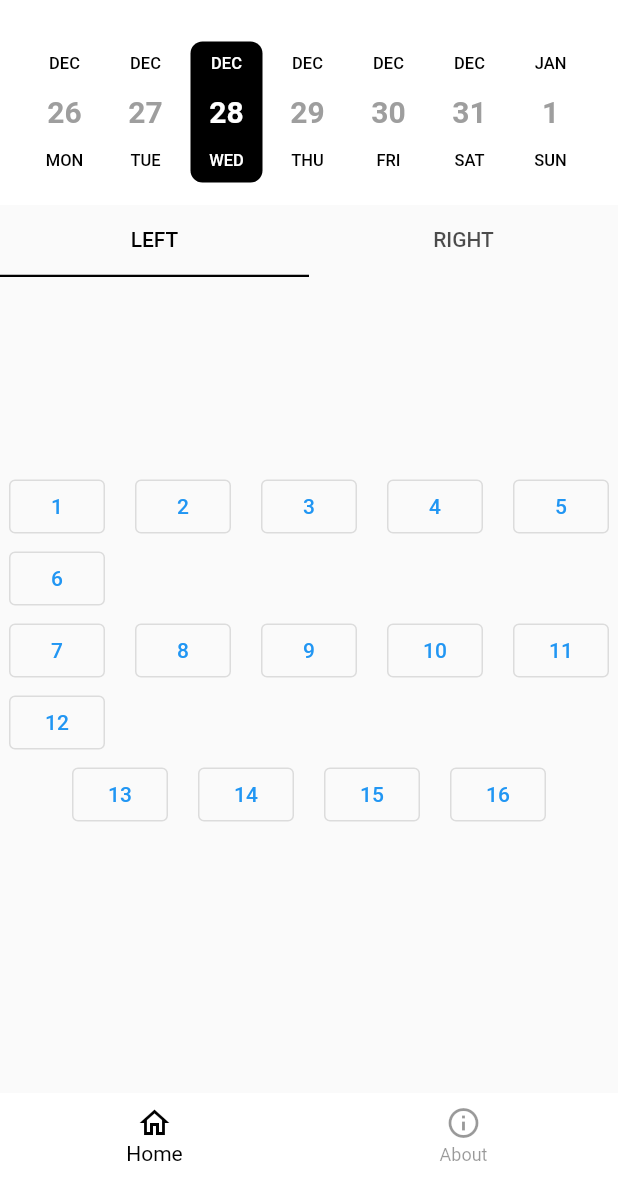
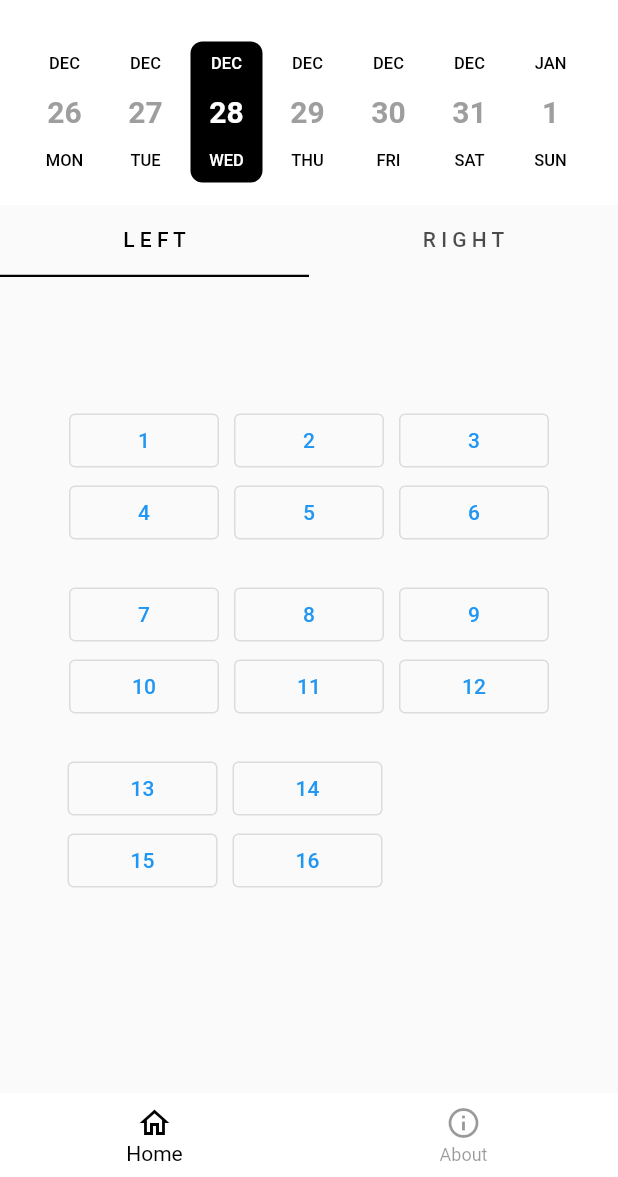
Before and after one commit to JooYoo/flutter-notMyDesk, a Flutter app: the screen it shows after launch, on a phone screen of 412 x 824 dp, the part 59-1236 px from its top. Run offline on Flutter 3.47's test engine with Material 2 defaults, Android fonts, the phone set to English and light mode, and no system bars; drawn by our look-alikes of date_picker_timeline.

Commit message:
style: rendering seats for both rooms

```diff
--- a/lib/pages/home_page.dart
+++ b/lib/pages/home_page.dart
@@ -1,10 +1,8 @@
 import 'package:flutter/material.dart';
-import 'package:flutter_not_my_desk/models/Seat.dart';
 import 'package:flutter_not_my_desk/services/seat_manager.dart';
 import 'package:flutter_not_my_desk/widgets/datepicker_weekly.dart';
-import 'package:flutter_not_my_desk/widgets/seat_group_widget.dart';
-import '../models/Floor.dart';
-import '../widgets/seat_widget.dart';
+import 'package:flutter_not_my_desk/widgets/room_widget.dart';
+import 'package:flutter_not_my_desk/models/Floor.dart';
 import 'dart:developer';
 
 class HomePage extends StatefulWidget {
@@ -30,19 +28,11 @@ class _HomePageState extends State<HomePage> {
     });
   }
 
-  // current-room-seat-groups
-  late List<List<Seat>> currentRoomSeatGroups;
-
   @override
   void initState() {
     super.initState();
     // init selected-room-side: left
     selectedRoomSide = RoomSide.left;
-
-    // init room-seat-groups
-    currentRoomSeatGroups =
-        renderSeatGroupsForOneRoom(widget.selectedFloor, selectedRoomSide);
-    inspect(currentRoomSeatGroups);
   }
 
   @override
@@ -70,8 +60,8 @@ class _HomePageState extends State<HomePage> {
               ),
             ),
             tabs: const [
-              Tab(text: 'LEFT'),
-              Tab(text: 'RIGHT'),
+              Tab(text: 'L E F T'),
+              Tab(text: 'R I G H T'),
             ],
             onTap: (index) {
               switchRoomSide(index);
@@ -82,21 +72,15 @@ class _HomePageState extends State<HomePage> {
             child: TabBarView(
               children: [
                 // left-room
-                Center(
-                  child: Wrap(
-                    direction: Axis.horizontal,
-                    alignment: WrapAlignment.start,
-                    spacing: 10,
-                    children: [
-                      // TODO: foreach bottom-sheet-button-group
-                      // for (var seat in leftSeats)
-                      for (var oneGroupSeats in currentRoomSeatGroups)
-                        SeatGroupWidget(seats: oneGroupSeats)
-                    ],
-                  ),
+                RoomWidget(
+                  roomSide: RoomSide.left,
+                  selectedFloor: widget.selectedFloor,
                 ),
                 // right-room
-                Center(child: Text("right seats"))
+                RoomWidget(
+                  roomSide: RoomSide.right,
+                  selectedFloor: widget.selectedFloor,
+                ),
               ],
             ),
           ),
--- /dev/null
+++ b/lib/widgets/room_widget.dart
@@ -0,0 +1,52 @@
+import 'package:flutter/material.dart';
+import 'package:flutter_not_my_desk/models/Floor.dart';
+import 'package:flutter_not_my_desk/models/Seat.dart';
+import 'package:flutter_not_my_desk/services/seat_manager.dart';
+import 'package:flutter_not_my_desk/widgets/seat_group_widget.dart';
+
+class RoomWidget extends StatefulWidget {
+  RoomSide roomSide;
+  Floor selectedFloor;
+
+  RoomWidget({
+    Key? key,
+    required this.roomSide,
+    required this.selectedFloor,
+  }) : super(key: key);
+
+  @override
+  State<RoomWidget> createState() => _RoomWidgetState();
+}
+
+class _RoomWidgetState extends State<RoomWidget> {
+  late List<List<Seat>> currentRoomSeatGroups;
+
+  @override
+  void initState() {
+    super.initState();
+    // init room-seat-groups
+    currentRoomSeatGroups =
+        renderSeatGroupsForOneRoom(widget.selectedFloor, widget.roomSide);
+  }
+
+  @override
+  Widget build(BuildContext context) {
+    return Center(
+      child: Wrap(
+        direction: Axis.horizontal,
+        alignment: widget.roomSide == RoomSide.left
+            ? WrapAlignment.start
+            : WrapAlignment.end,
+        runSpacing: 20,
+        children: [
+          // iterate current-room-seat-groups
+          for (var oneGroupSeats in currentRoomSeatGroups)
+            SizedBox(
+              width: oneGroupSeats.length == 4 ? 300 : double.infinity,
+              child: SeatGroupWidget(seats: oneGroupSeats),
+            )
+        ],
+      ),
+    );
+  }
+}
--- a/lib/widgets/seat_group_widget.dart
+++ b/lib/widgets/seat_group_widget.dart
@@ -22,9 +22,9 @@ class _SeatGroupWidgetState extends State<SeatGroupWidget> {
       child: Wrap(
         direction: Axis.horizontal,
         alignment: WrapAlignment.start,
-        spacing: 20,
+        spacing: 10,
         children: [
-          // TODO: iterate seats of a group
+          // iterate seats of a group
           for (var seat in widget.seats)
             SeatWidget(
               seat: seat,
--- a/lib/widgets/seat_widget.dart
+++ b/lib/widgets/seat_widget.dart
@@ -17,7 +17,9 @@ class SeatWidget extends StatefulWidget {
 class _SeatWidgetState extends State<SeatWidget> {
   @override
   Widget build(BuildContext context) {
-    return OutlinedButton(
+    return SizedBox(
+      width: 100,
+      child: OutlinedButton(
         child: Text(widget.seat.deskNr.toString()),
         onPressed: () {
           showModalBottomSheet(
@@ -25,15 +27,23 @@ class _SeatWidgetState extends State<SeatWidget> {
             builder: ((context) => Column(
                   mainAxisAlignment: MainAxisAlignment.center,
                   children: [
+                    const Spacer(),
                     // TODO: check if data is rerenderable when change date
                     Text(widget.seat.fullDate),
+                    Text(widget.seat.floorName),
+                    Text(widget.seat.side),
+                    Text(widget.seat.deskNr.toString()),
+                    const Spacer(),
                     OutlinedButton(
                       child: const Text('Close'),
                       onPressed: () => Navigator.pop(context),
                     ),
+                    const Spacer(),
                   ],
                 )),
           );
-        });
+        },
+      ),
+    );
   }
 }
```
